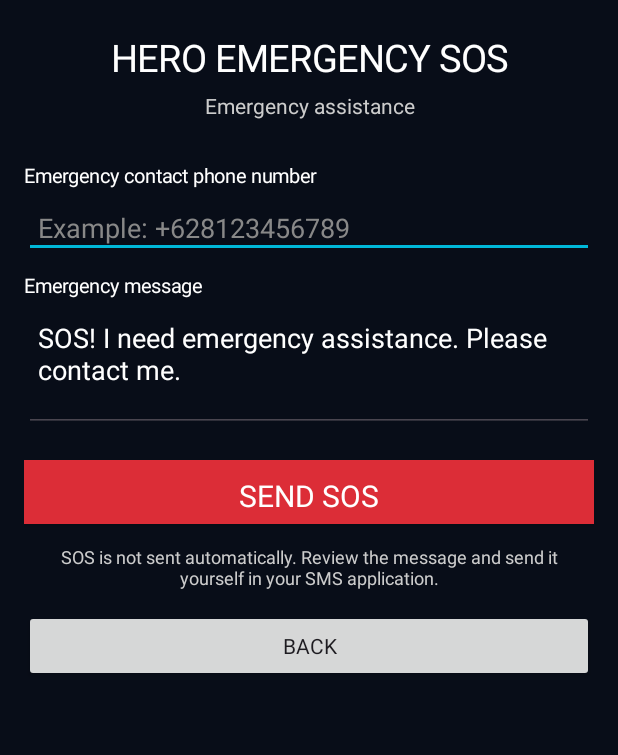
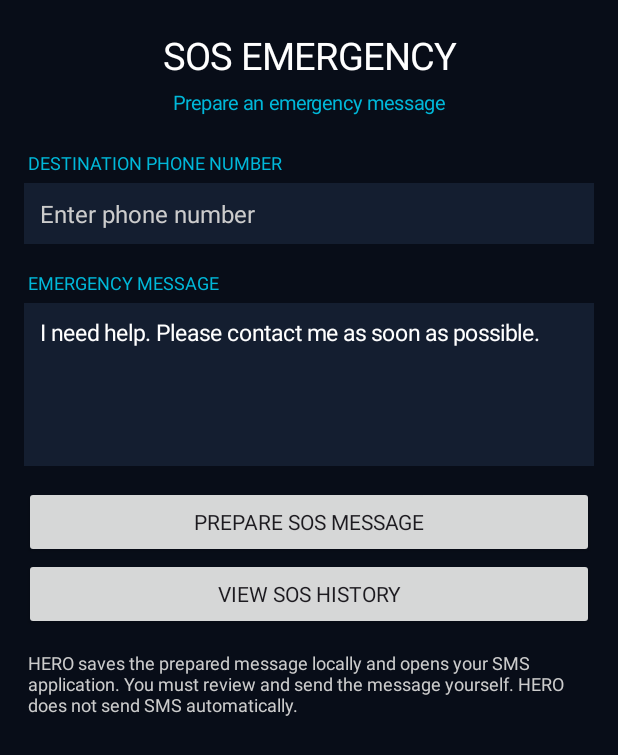
Before and after one commit to exprawdev/Hero, an Android app: the SOSEmergencyActivity screen opened directly, with no data from a screen before it, on a phone screen of 412 x 824 dp. Shown: the top 755 px of the screen. Run offline under Robolectric (Android 15) with nearby library versions, the phone set to English and light mode, and no system bars.

Commit message:
Update SOSEmergencyActivity.kt

```diff
--- a/app/src/main/java/com/exprawdev/hero/SOSEmergencyActivity.kt
+++ b/app/src/main/java/com/exprawdev/hero/SOSEmergencyActivity.kt
@@ -11,6 +11,7 @@ import android.view.Gravity
 import android.widget.Button
 import android.widget.EditText
 import android.widget.LinearLayout
+import android.widget.ScrollView
 import android.widget.TextView
 import android.widget.Toast
 
@@ -18,7 +19,7 @@ class SOSEmergencyActivity : Activity() {
 
     private val backgroundColor = Color.rgb(8, 13, 24)
     private val cardColor = Color.rgb(20, 30, 48)
-    private val dangerColor = Color.rgb(220, 45, 55)
+    private val accentColor = Color.rgb(0, 184, 217)
 
     private lateinit var phoneInput: EditText
     private lateinit var messageInput: EditText
@@ -26,157 +27,188 @@ class SOSEmergencyActivity : Activity() {
     override fun onCreate(savedInstanceState: Bundle?) {
         super.onCreate(savedInstanceState)
 
+        val scrollView = ScrollView(this).apply {
+            setBackgroundColor(backgroundColor)
+            isFillViewport = true
+        }
+
         val root = LinearLayout(this).apply {
             orientation = LinearLayout.VERTICAL
-            gravity = Gravity.CENTER_HORIZONTAL
-            setPadding(24, 32, 24, 24)
-            setBackgroundColor(backgroundColor)
+            setPadding(24, 30, 24, 24)
         }
 
         val title = TextView(this).apply {
-            text = "HERO EMERGENCY SOS"
+            text = "SOS EMERGENCY"
             textSize = 25f
             setTextColor(Color.WHITE)
             gravity = Gravity.CENTER
         }
 
         val subtitle = TextView(this).apply {
-            text = "Emergency assistance"
-            textSize = 14f
-            setTextColor(Color.LTGRAY)
+            text = "Prepare an emergency message"
+            textSize = 13f
+            setTextColor(accentColor)
             gravity = Gravity.CENTER
-            setPadding(0, 8, 0, 28)
+            setPadding(0, 8, 0, 26)
         }
 
-        val phoneLabel = createLabel("Emergency contact phone number")
+        val phoneLabel = createLabel("DESTINATION PHONE NUMBER")
 
         phoneInput = EditText(this).apply {
-            hint = "Example: +628123456789"
+            hint = "Enter phone number"
+            textSize = 16f
             setTextColor(Color.WHITE)
-            setHintTextColor(Color.GRAY)
+            setHintTextColor(Color.LTGRAY)
+            inputType = android.text.InputType.TYPE_CLASS_PHONE
             setSingleLine(true)
-            setPadding(14, 12, 14, 12)
+            setPadding(16, 14, 16, 14)
+            setBackgroundColor(cardColor)
         }
 
-        val messageLabel = createLabel("Emergency message")
+        val messageLabel = createLabel("EMERGENCY MESSAGE")
 
         messageInput = EditText(this).apply {
-            setText("SOS! I need emergency assistance. Please contact me.")
+            hint = "Enter your emergency message"
+            textSize = 15f
             setTextColor(Color.WHITE)
-            setHintTextColor(Color.GRAY)
-            minLines = 3
+            setHintTextColor(Color.LTGRAY)
+            inputType = android.text.InputType.TYPE_CLASS_TEXT or
+                android.text.InputType.TYPE_TEXT_FLAG_MULTI_LINE or
+                android.text.InputType.TYPE_TEXT_FLAG_CAP_SENTENCES
             gravity = Gravity.TOP
-            setPadding(14, 12, 14, 12)
+            minLines = 5
+            setPadding(16, 14, 16, 14)
+            setBackgroundColor(cardColor)
+            setText(
+                "I need help. Please contact me as soon as possible."
+            )
         }
 
-        val sosButton = Button(this).apply {
-            text = "SEND SOS"
-            textSize = 20f
-            setTextColor(Color.WHITE)
-            setBackgroundColor(dangerColor)
+        val confirmButton = Button(this).apply {
+            text = "PREPARE SOS MESSAGE"
             setOnClickListener {
-                confirmEmergency()
+                confirmEmergencyMessage()
             }
         }
 
-        val information = TextView(this).apply {
-            text = "SOS is not sent automatically. Review the message and send it yourself in your SMS application."
+        val historyButton = Button(this).apply {
+            text = "VIEW SOS HISTORY"
+            setOnClickListener {
+                startActivity(
+                    Intent(
+                        this@SOSEmergencyActivity,
+                        SOSHistoryActivity::class.java
+                    )
+                )
+            }
+        }
+
+        val note = TextView(this).apply {
+            text = "HERO saves the prepared message locally and opens " +
+                "your SMS application. You must review and send the " +
+                "message yourself. HERO does not send SMS automatically."
             textSize = 12f
             setTextColor(Color.LTGRAY)
-            gravity = Gravity.CENTER
-            setPadding(12, 20, 12, 20)
-        }
-
-        val backButton = Button(this).apply {
-            text = "BACK"
-            setOnClickListener {
-                finish()
-            }
+            setPadding(4, 20, 4, 8)
         }
 
         root.addView(title)
         root.addView(subtitle)
         root.addView(phoneLabel)
         root.addView(phoneInput)
+        addSpacing(root, 18)
         root.addView(messageLabel)
         root.addView(messageInput)
+        addSpacing(root, 20)
+        root.addView(confirmButton)
+        root.addView(historyButton)
+        root.addView(note)
 
-        root.addView(
-            sosButton,
-            LinearLayout.LayoutParams(
-                LinearLayout.LayoutParams.MATCH_PARENT,
-                64
-            ).apply {
-                topMargin = 28
-            }
-        )
-
-        root.addView(information)
-        root.addView(backButton)
-
-        setContentView(root)
+        scrollView.addView(root)
+        setContentView(scrollView)
     }
 
-    private fun createLabel(value: String): TextView {
-        return TextView(this).apply {
-            text = value
-            textSize = 13f
-            setTextColor(Color.WHITE)
-            setPadding(0, 14, 0, 8)
-        }
-    }
-
-    private fun confirmEmergency() {
-        val phone = phoneInput.text.toString().trim()
+    private fun confirmEmergencyMessage() {
+        val phoneNumber = phoneInput.text.toString().trim()
         val message = messageInput.text.toString().trim()
 
-        if (phone.isBlank()) {
-            Toast.makeText(
-                this,
-                "Enter an emergency contact number",
-                Toast.LENGTH_SHORT
-            ).show()
+        if (phoneNumber.isBlank()) {
+            phoneInput.error = "Enter a phone number"
+            return
+        }
+
+        if (phoneNumber.length < 5) {
+            phoneInput.error = "Enter a valid phone number"
             return
         }
 
         if (message.isBlank()) {
-            Toast.makeText(
-                this,
-                "Enter an emergency message",
-                Toast.LENGTH_SHORT
-            ).show()
+            messageInput.error = "Enter an emergency message"
             return
         }
 
         AlertDialog.Builder(this)
-            .setTitle("Confirm SOS")
+            .setTitle("Confirm SOS Message")
             .setMessage(
-                "Open your SMS application with this emergency message?"
+                "Destination: $phoneNumber\n\n" +
+                    "Message:\n$message\n\n" +
+                    "Save this message to SOS History and open your SMS application?"
             )
             .setNegativeButton("CANCEL", null)
-            .setPositiveButton("CONTINUE") { _, _ ->
-                openSms(phone, message)
+            .setPositiveButton("CONFIRM") { _, _ ->
+
+                SOSHistoryActivity.recordPreparedMessage(
+                    this,
+                    phoneNumber,
+                    message
+                )
+
+                openSmsApplication(phoneNumber, message)
             }
             .show()
     }
 
-    private fun openSms(phone: String, message: String) {
+    private fun openSmsApplication(
+        phoneNumber: String,
+        message: String
+    ) {
+        val smsIntent = Intent(
+            Intent.ACTION_SENDTO,
+            Uri.parse("smsto:${Uri.encode(phoneNumber)}")
+        ).apply {
+            putExtra("sms_body", message)
+        }
+
         try {
-            val intent = Intent(
-                Intent.ACTION_SENDTO,
-                Uri.parse("smsto:${Uri.encode(phone)}")
-            ).apply {
-                putExtra("sms_body", message)
-            }
-
-            startActivity(intent)
-
-        } catch (exception: Exception) {
+            startActivity(smsIntent)
+        } catch (_: Exception) {
             Toast.makeText(
                 this,
-                "No SMS application is available",
+                "No compatible SMS application was found.",
                 Toast.LENGTH_LONG
             ).show()
         }
     }
+
+    private fun createLabel(text: String): TextView {
+        return TextView(this).apply {
+            this.text = text
+            textSize = 12f
+            setTextColor(accentColor)
+            setPadding(4, 8, 4, 8)
+        }
+    }
+
+    private fun addSpacing(
+        parent: LinearLayout,
+        height: Int
+    ) {
+        parent.addView(
+            TextView(this),
+            LinearLayout.LayoutParams(
+                LinearLayout.LayoutParams.MATCH_PARENT,
+                height
+            )
+        )
+    }
 }
```
